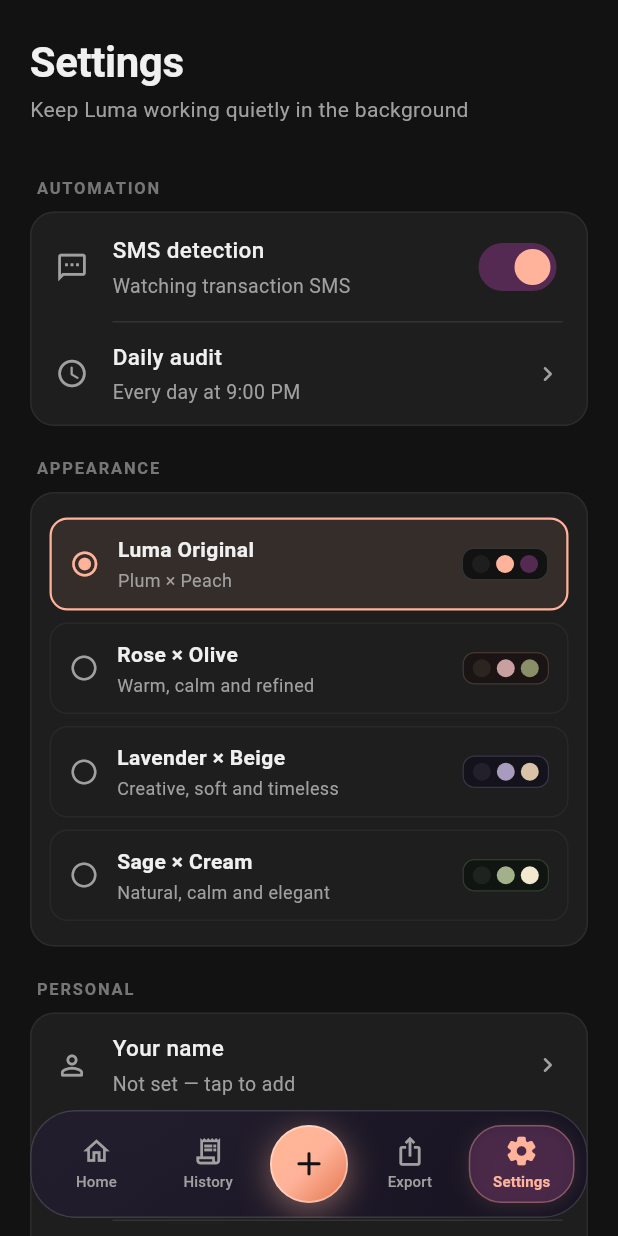
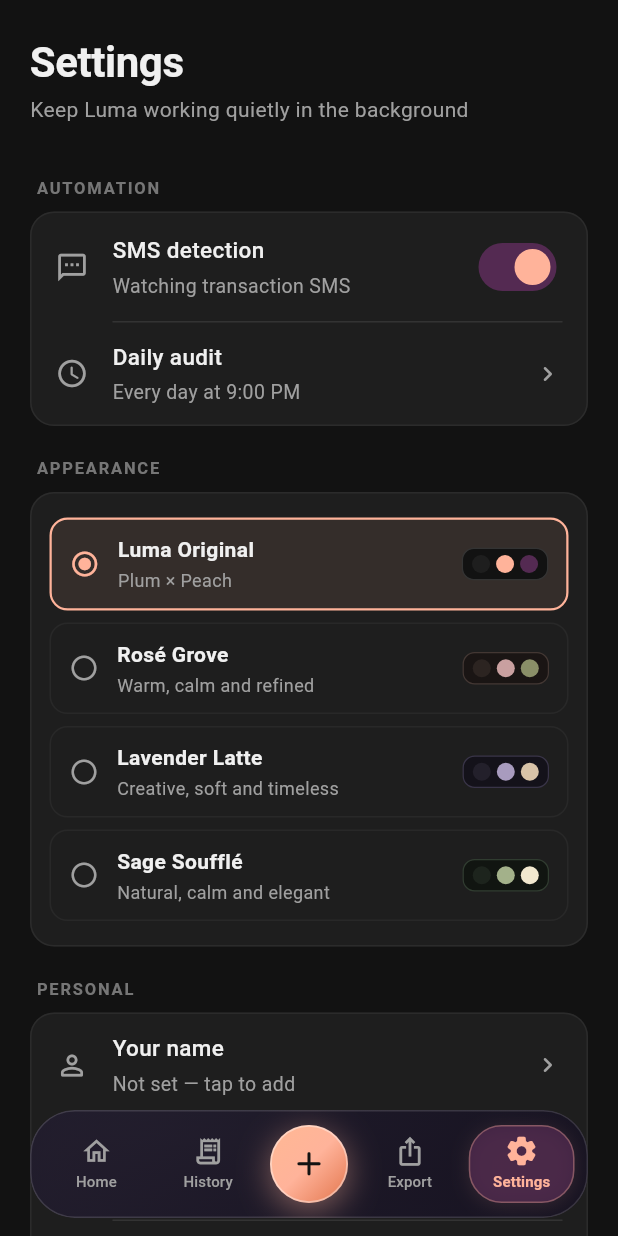
Before and after one commit to manmit-s/luma, a Flutter app: the screen it shows after launch, swiped to page 4, on a phone screen of 412 x 824 dp. Run offline on Flutter 3.47's test engine with Material 3 defaults, Android fonts, the phone set to English and light mode, and no system bars; our stand-ins replace drift, flutter_local_notifications, flutter_riverpod, permission_handler, share_plus, sqlite3_flutter_libs; missing offline and left inert: excel, sqlite3; accounts and stored records are empty; generated files the repository leaves out were written again.

Commit message:
gave the themes proper names and added chip and nav tokens

```diff
--- a/lib/app/theme/app_theme.dart
+++ b/lib/app/theme/app_theme.dart
@@ -73,9 +73,9 @@
 /// Identifiers for selectable Luma themes.
 enum LumaThemeId {
   lumaOriginal('luma_original', 'Luma Original', 'Plum × Peach'),
-  roseOlive('rose_olive', 'Rose × Olive', 'Warm, calm and refined'),
-  lavenderBeige('lavender_beige', 'Lavender × Beige', 'Creative, soft and timeless'),
-  sageCream('sage_cream', 'Sage × Cream', 'Natural, calm and elegant');
+  roseOlive('rose_olive', 'Rosé Grove', 'Warm, calm and refined'),
+  lavenderBeige('lavender_beige', 'Lavender Latte', 'Creative, soft and timeless'),
+  sageCream('sage_cream', 'Sage Soufflé', 'Natural, calm and elegant');
 
   const LumaThemeId(this.id, this.label, this.description);
   final String id;
@@ -109,6 +109,13 @@
     required this.border,
     required this.success,
     required this.error,
+    required this.navIndicatorBackground,
+    required this.navIndicatorBorder,
+    required this.chipSelectedBackground,
+    required this.chipSelectedText,
+    required this.chipUnselectedBackground,
+    required this.chipUnselectedText,
+    required this.chipUnselectedBorder,
   });
 
   final LumaThemeId id;
@@ -127,6 +134,17 @@
   final Color success;
   final Color error;
 
+  /// Semantic navigation indicator colors
+  final Color navIndicatorBackground;
+  final Color navIndicatorBorder;
+
+  /// Semantic chip / filter / badge selection colors
+  final Color chipSelectedBackground;
+  final Color chipSelectedText;
+  final Color chipUnselectedBackground;
+  final Color chipUnselectedText;
+  final Color chipUnselectedBorder;
+
   // A. Luma Original: current canonical Plum × Peach palette
   static const original = LumaPalette(
     id: LumaThemeId.lumaOriginal,
@@ -144,12 +162,19 @@
     border: AppColors.border,
     success: AppColors.success,
     error: AppColors.error,
+    navIndicatorBackground: Color(0xB2542A52), // AppColors.plum @ 0.70
+    navIndicatorBorder: Color(0x59FFB39A), // AppColors.peach @ 0.35
+    chipSelectedBackground: AppColors.plum,
+    chipSelectedText: AppColors.peach,
+    chipUnselectedBackground: AppColors.surface,
+    chipUnselectedText: AppColors.textSecondary,
+    chipUnselectedBorder: AppColors.border,
   );
 
-  // B. Rose × Olive: warm, calm and refined
+  // B. Rose × Olive: warm, calm and refined -> Rosé Grove
   static const roseOlive = LumaPalette(
     id: LumaThemeId.roseOlive,
-    name: 'Rose × Olive',
+    name: 'Rosé Grove',
     background: Color(0xFF1A1514),
     surface: Color(0xFF2C2421),
     elevated: Color(0xFF3B312D),
@@ -163,12 +188,19 @@
     border: Color(0xFF433733),
     success: Color(0xFF4CAF50),
     error: Color(0xFFCF6679),
+    navIndicatorBackground: Color(0x29C9A0A0), // Rose @ 0.16
+    navIndicatorBorder: Color(0x59C9A0A0), // Rose @ 0.35
+    chipSelectedBackground: Color(0xFF8A8F68),
+    chipSelectedText: Color(0xFFFFFFFF),
+    chipUnselectedBackground: Color(0xFF2C2421),
+    chipUnselectedText: Color(0xFF9E8D8A),
+    chipUnselectedBorder: Color(0xFF433733),
   );
 
-  // C. Lavender × Beige: creative, soft and timeless
+  // C. Lavender × Beige: creative, soft and timeless -> Lavender Latte
   static const lavenderBeige = LumaPalette(
     id: LumaThemeId.lavenderBeige,
-    name: 'Lavender × Beige',
+    name: 'Lavender Latte',
     background: Color(0xFF14121A),
     surface: Color(0xFF23202B),
     elevated: Color(0xFF302C3C),
@@ -182,12 +214,19 @@
     border: Color(0xFF393448),
     success: Color(0xFF4CAF50),
     error: Color(0xFFCF6679),
+    navIndicatorBackground: Color(0x29A89BBE), // Lavender @ 0.16
+    navIndicatorBorder: Color(0x59A89BBE), // Lavender @ 0.35
+    chipSelectedBackground: Color(0xFFD8C3A8),
+    chipSelectedText: Color(0xFF14121A),
+    chipUnselectedBackground: Color(0xFF23202B),
+    chipUnselectedText: Color(0xFF8D859E),
+    chipUnselectedBorder: Color(0xFF393448),
   );
 
-  // D. Sage × Cream: natural, calm and elegant
+  // D. Sage × Cream: natural, calm and elegant -> Sage Soufflé
   static const sageCream = LumaPalette(
     id: LumaThemeId.sageCream,
-    name: 'Sage × Cream',
+    name: 'Sage Soufflé',
     background: Color(0xFF111511),
     surface: Color(0xFF1D241D),
     elevated: Color(0xFF2B362B),
@@ -201,6 +240,13 @@
     border: Color(0xFF303C30),
     success: Color(0xFF4CAF50),
     error: Color(0xFFCF6679),
+    navIndicatorBackground: Color(0x29A3B18A), // Sage @ 0.16
+    navIndicatorBorder: Color(0x59A3B18A), // Sage @ 0.35
+    chipSelectedBackground: Color(0xFFF2E8CF),
+    chipSelectedText: Color(0xFF111511),
+    chipUnselectedBackground: Color(0xFF1D241D),
+    chipUnselectedText: Color(0xFF7E8A75),
+    chipUnselectedBorder: Color(0xFF303C30),
   );
 
   static LumaPalette of(LumaThemeId id) => switch (id) {
@@ -232,6 +278,13 @@
     Color? border,
     Color? success,
     Color? error,
+    Color? navIndicatorBackground,
+    Color? navIndicatorBorder,
+    Color? chipSelectedBackground,
+    Color? chipSelectedText,
+    Color? chipUnselectedBackground,
+    Color? chipUnselectedText,
+    Color? chipUnselectedBorder,
   }) =>
       LumaPalette(
         id: id ?? this.id,
@@ -249,6 +302,17 @@
         border: border ?? this.border,
         success: success ?? this.success,
         error: error ?? this.error,
+        navIndicatorBackground:
+            navIndicatorBackground ?? this.navIndicatorBackground,
+        navIndicatorBorder: navIndicatorBorder ?? this.navIndicatorBorder,
+        chipSelectedBackground:
+            chipSelectedBackground ?? this.chipSelectedBackground,
+        chipSelectedText: chipSelectedText ?? this.chipSelectedText,
+        chipUnselectedBackground:
+            chipUnselectedBackground ?? this.chipUnselectedBackground,
+        chipUnselectedText: chipUnselectedText ?? this.chipUnselectedText,
+        chipUnselectedBorder:
+            chipUnselectedBorder ?? this.chipUnselectedBorder,
       );
 
   @override
@@ -273,6 +337,20 @@
       border: Color.lerp(border, other.border, t)!,
       success: Color.lerp(success, other.success, t)!,
       error: Color.lerp(error, other.error, t)!,
+      navIndicatorBackground: Color.lerp(
+          navIndicatorBackground, other.navIndicatorBackground, t)!,
+      navIndicatorBorder:
+          Color.lerp(navIndicatorBorder, other.navIndicatorBorder, t)!,
+      chipSelectedBackground:
+          Color.lerp(chipSelectedBackground, other.chipSelectedBackground, t)!,
+      chipSelectedText:
+          Color.lerp(chipSelectedText, other.chipSelectedText, t)!,
+      chipUnselectedBackground: Color.lerp(
+          chipUnselectedBackground, other.chipUnselectedBackground, t)!,
+      chipUnselectedText:
+          Color.lerp(chipUnselectedText, other.chipUnselectedText, t)!,
+      chipUnselectedBorder:
+          Color.lerp(chipUnselectedBorder, other.chipUnselectedBorder, t)!,
     );
   }
 }
@@ -368,9 +446,16 @@
         color: palette.textSecondary,
       ),
     ),
+    dialogTheme: DialogThemeData(
+      backgroundColor: palette.elevated,
+      surfaceTintColor: Colors.transparent,
+      shape: const RoundedRectangleBorder(
+        borderRadius: BorderRadius.all(Radius.circular(AppRadii.card)),
+      ),
+    ),
     navigationBarTheme: NavigationBarThemeData(
       backgroundColor: palette.surface,
-      indicatorColor: palette.secondaryAccent,
+      indicatorColor: palette.navIndicatorBackground,
       height: 72,
       labelTextStyle: WidgetStateProperty.resolveWith((states) {
         final selected = states.contains(WidgetState.selected);
@@ -430,14 +515,14 @@
       ),
     ),
     chipTheme: ChipThemeData(
-      backgroundColor: palette.surface,
-      selectedColor: palette.secondaryAccent,
-      secondarySelectedColor: palette.secondaryAccent,
-      disabledColor: palette.surface,
-      side: BorderSide(color: palette.border),
-      labelStyle: TextStyle(color: palette.textSecondary, fontSize: 13),
+      backgroundColor: palette.chipUnselectedBackground,
+      selectedColor: palette.chipSelectedBackground,
+      secondarySelectedColor: palette.chipSelectedBackground,
+      disabledColor: palette.chipUnselectedBackground,
+      side: BorderSide(color: palette.chipUnselectedBorder),
+      labelStyle: TextStyle(color: palette.chipUnselectedText, fontSize: 13),
       secondaryLabelStyle: TextStyle(
-        color: palette.primaryAccent,
+        color: palette.chipSelectedText,
         fontSize: 13,
         fontWeight: FontWeight.w600,
       ),
```
